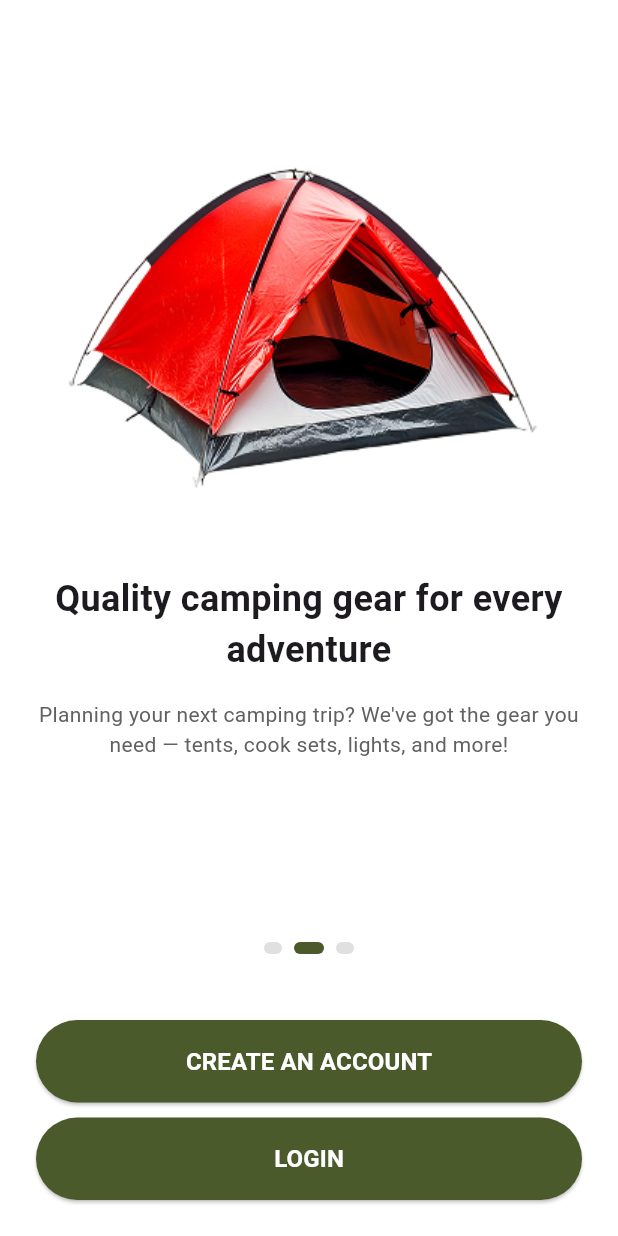
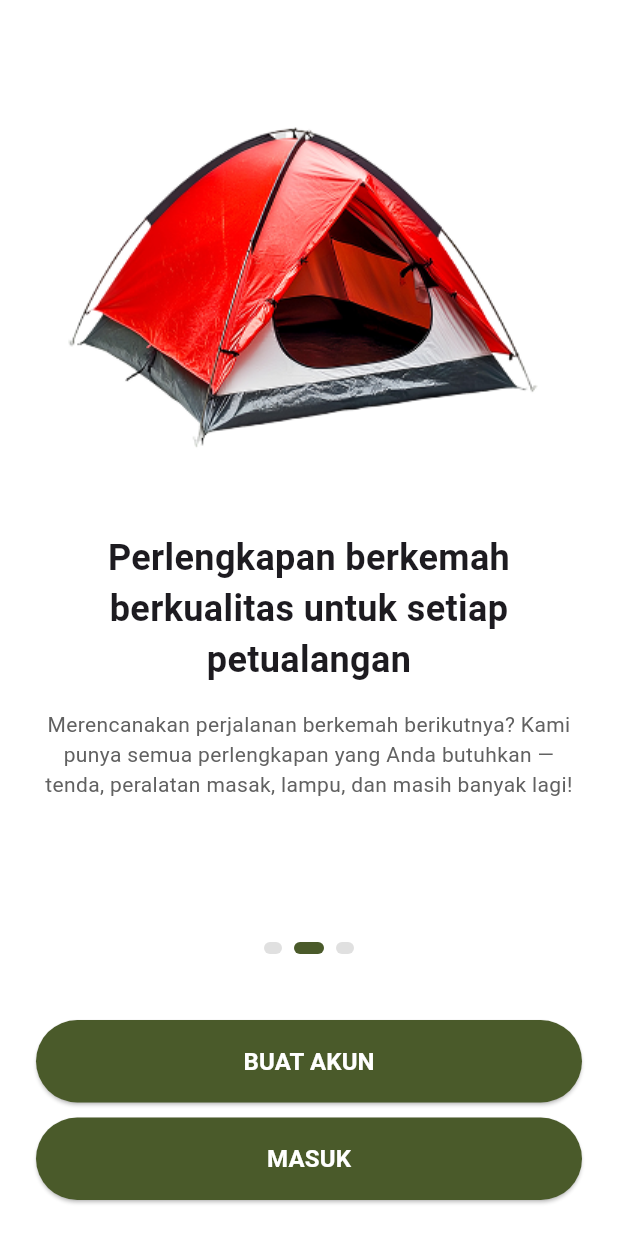
Before and after one commit to kiy4h/campedia, a Flutter app: the OnboardingScreen screen opened directly, swiped to page 2, on a phone screen of 412 x 824 dp. Run offline on Flutter 3.47's test engine with Material 3 defaults, Android fonts, the phone set to English and light mode, and no system bars; our stand-ins replace flutter_countdown_timer, flutter_map, font_awesome_flutter, google_fonts, latlong2, shared_preferences; accounts and stored records are empty; network calls fail.

Commit message:
Indo Ajam

```diff
--- a/lib/pages/beranda/home.dart
+++ b/lib/pages/beranda/home.dart
@@ -259,7 +259,7 @@ class HomePageState extends State<HomePage> {
               Expanded(
                 child: TextField(
                   decoration: const InputDecoration(
-                    hintText: 'Search camping gear...',
+                    hintText: 'Cari kebutuhan Kemah...',
                     border: InputBorder.none,
                   ),
                   // Navigasi ke halaman daftar semua item saat pencarian di-submit
@@ -278,7 +278,7 @@ class HomePageState extends State<HomePage> {
         const SizedBox(height: 16),
         // Widget Text untuk salam pagi
         Text(
-          'Good Morning',
+          'Selamat Datang',
           style: TextStyle(
             color: Colors.grey.shade600,
             fontSize: 14,
@@ -381,7 +381,7 @@ class HomePageState extends State<HomePage> {
                 crossAxisAlignment: CrossAxisAlignment.start,
                 children: [
                   Text(
-                    'Mountain Destinations',
+                    'Destinasi Gunung',
                     style: TextStyle(
                       color: Colors.white,
                       fontSize: 16,
@@ -389,7 +389,7 @@ class HomePageState extends State<HomePage> {
                     ),
                   ),
                   Text(
-                    'Explore gear for specific mountains',
+                    'Jelajahi perlengkapan untuk pegunungan tertentu',
                     style: TextStyle(color: Colors.white70, fontSize: 12),
                   ),
                 ],
@@ -416,7 +416,7 @@ class HomePageState extends State<HomePage> {
           children: [
             // Judul bagian
             const Text(
-              'Categories',
+              'Kategori',
               style: TextStyle(
                   fontSize: 20,
                   fontWeight: FontWeight.bold,
@@ -517,7 +517,7 @@ class HomePageState extends State<HomePage> {
       children: [
         // Judul bagian
         const Text(
-          'Trending Deals',
+          'Penawaran Terpopuler',
           style: TextStyle(
               fontSize: 18, fontWeight: FontWeight.bold, color: Colors.black87),
         ),
@@ -670,7 +670,7 @@ class HomePageState extends State<HomePage> {
         ),
         child: const Center(
           child: Text(
-            'More',
+            'Lihat Lainnya',
             style: TextStyle(
                 color: Colors.white, fontSize: 16, fontWeight: FontWeight.bold),
           ),
--- a/lib/pages/beranda/notification.dart
+++ b/lib/pages/beranda/notification.dart
@@ -270,7 +270,7 @@ class NotificationPageState extends State<NotificationPage> {
     return Scaffold(
       appBar: AppBar(
         title: const Text(
-          "Notifications",
+          "Notifikasi",
           style: TextStyle(
             color: Colors.black,
             fontWeight: FontWeight.bold,
--- a/lib/pages/beranda/recommendedGearTrip.dart
+++ b/lib/pages/beranda/recommendedGearTrip.dart
@@ -35,7 +35,7 @@ class GunungDestinationPageState extends State<GunungDestinationPage> {
   Widget build(BuildContext context) {
     return Scaffold(
       appBar: AppBar(
-        title: const Text('Mountain Destinations'),
+        title: const Text('Destinasi Pegunungan'),
         backgroundColor: Colors.white,
         elevation: 0,
         foregroundColor: Colors.black,
@@ -63,7 +63,7 @@ class GunungDestinationPageState extends State<GunungDestinationPage> {
 
           if (gunungProvider.gunungList.isEmpty) {
             return const Center(
-              child: Text('No mountains available'),
+              child: Text('Tidak ada pegunungan yang tersedia'),
             );
           }
 
@@ -160,7 +160,7 @@ class GunungDestinationPageState extends State<GunungDestinationPage> {
                           size: 16, color: Colors.green[700]),
                       const SizedBox(width: 4),
                       Text(
-                        "${gunung.barangList.length} Items Available",
+                        "${gunung.barangList.length} Item Tersedia",
                         style: TextStyle(
                           color: Colors.green[700],
                           fontWeight: FontWeight.bold,
@@ -175,7 +175,7 @@ class GunungDestinationPageState extends State<GunungDestinationPage> {
                 // Available Items Grid
                 if (gunung.barangList.isNotEmpty) ...[
                   const Text(
-                    'Available Gear:',
+                    'Perlengkapan Tersedia:',
                     style: TextStyle(fontWeight: FontWeight.bold),
                   ),
                   const SizedBox(height: 8),
--- a/lib/pages/intro/account/forgotPassword.dart
+++ b/lib/pages/intro/account/forgotPassword.dart
@@ -57,7 +57,7 @@ class ForgotPasswordState extends State<ForgotPassword> {
                   crossAxisAlignment: CrossAxisAlignment.start, // Teks rata kiri
                   children: [
                     const Text(
-                      'Forgot Password?', // Judul halaman
+                      'Lupa Kata Sandi?', // Judul halaman
                       style: TextStyle(
                         fontSize: 26,
                         fontWeight: FontWeight.bold,
@@ -65,7 +65,7 @@ class ForgotPasswordState extends State<ForgotPassword> {
                     ),
                     const SizedBox(height: 8),
                     const Text(
-                      'Enter your email address below and we\'ll send you a link to reset your password.',
+                      'Masukkan alamat email Anda di bawah ini dan kami akan mengirimkan tautan untuk mengatur ulang kata sandi Anda.',
                       // Penjelasan singkat untuk user
                       style: TextStyle(
                         fontSize: 16,
@@ -76,7 +76,7 @@ class ForgotPasswordState extends State<ForgotPassword> {
                     TextField(
                       controller: _emailController, // Menghubungkan input dengan controller
                       decoration: InputDecoration(
-                        hintText: 'Enter your email', // Teks placeholder
+                        hintText: 'Masukkan email Anda', // Teks placeholder
                         border: OutlineInputBorder(
                           borderRadius: BorderRadius.circular(20), // Border dengan ujung melengkung
                         ),
@@ -110,7 +110,7 @@ class ForgotPasswordState extends State<ForgotPassword> {
                           });
                         },
                         child: const Text(
-                          'SEND RESET LINK', // Teks pada tombol
+                          'KIRIM LINK PERBARUAN PASSWORD', // Teks pada tombol
                           style: TextStyle(
                             fontWeight: FontWeight.bold,
                             fontSize: 16,
@@ -126,7 +126,7 @@ class ForgotPasswordState extends State<ForgotPassword> {
                           Navigator.pop(context); // Kembali ke halaman login
                         },
                         child: const Text(
-                          'Back to Login', // Teks tombol untuk kembali
+                          'Kembali ke Halaman Masuk', // Teks tombol untuk kembali
                           style: TextStyle(
                             color: Color(0xFF566D3D), // Warna teks hijau
                             fontWeight: FontWeight.bold,
--- a/lib/pages/intro/account/register.dart
+++ b/lib/pages/intro/account/register.dart
@@ -120,7 +120,7 @@ class RegisterState extends State<Register> {
                     crossAxisAlignment: CrossAxisAlignment.start,
                     children: [
                       const Text(
-                        'Create your account',
+                        'Buat Akun Anda',
                         style: TextStyle(
                             fontSize: 24, fontWeight: FontWeight.bold),
                       ),
@@ -131,7 +131,7 @@ class RegisterState extends State<Register> {
                             child: TextFormField(
                               controller: _firstNameController,
                               decoration: InputDecoration(
-                                hintText: 'First Name',
+                                hintText: 'Nama Depan',
                                 border: OutlineInputBorder(
                                   borderRadius: BorderRadius.circular(20),
                                 ),
@@ -151,7 +151,7 @@ class RegisterState extends State<Register> {
                             child: TextFormField(
                               controller: _lastNameController,
                               decoration: InputDecoration(
-                                hintText: 'Last Name',
+                                hintText: 'Nama Belakang',
                                 border: OutlineInputBorder(
                                   borderRadius: BorderRadius.circular(20),
                                 ),
@@ -160,7 +160,7 @@ class RegisterState extends State<Register> {
                               ),
                               validator: (value) {
                                 if (value == null || value.isEmpty) {
-                                  return 'Please enter your last name';
+                                  return 'Silakan masukkan nama belakang Anda';
                                 }
                                 return null;
                               },
@@ -215,10 +215,10 @@ class RegisterState extends State<Register> {
                         ),
                         validator: (value) {
                           if (value == null || value.isEmpty) {
-                            return 'Please enter your password';
+                            return 'Silakan masukkan kata sandi Anda';
                           }
                           if (value.length < 6) {
-                            return 'Password must be at least 6 characters';
+                            return 'Kata sandi harus terdiri dari minimal 6 karakter';
                           }
                           return null;
                         },
@@ -238,11 +238,11 @@ class RegisterState extends State<Register> {
                           Expanded(
                             child: RichText(
                               text: TextSpan(
-                                text: 'By tapping Sign up you accept all ',
+                                text: 'Dengan mengetuk Daftar, Anda menyetujui semua ',
                                 style: const TextStyle(color: Colors.black54),
                                 children: [
                                   TextSpan(
-                                    text: 'terms',
+                                    text: 'syarat',
                                     style: const TextStyle(
                                       color: Colors.black,
                                       fontWeight: FontWeight.bold,
@@ -258,9 +258,9 @@ class RegisterState extends State<Register> {
                                         );
                                       },
                                   ),
-                                  const TextSpan(text: ' and '),
+                                  const TextSpan(text: ' dan '),
                                   TextSpan(
-                                    text: 'conditions',
+                                    text: 'ketentuan',
                                     style: const TextStyle(
                                       color: Colors.black,
                                       fontWeight: FontWeight.bold,
@@ -303,7 +303,7 @@ class RegisterState extends State<Register> {
                                   ? const CircularProgressIndicator(
                                       color: Colors.white)
                                   : const Text(
-                                      'CREATE AN ACCOUNT',
+                                      'BUAT AKUN',
                                       style: TextStyle(
                                         fontWeight: FontWeight.bold,
                                         fontSize: 16,
--- a/lib/pages/intro/account/signin.dart
+++ b/lib/pages/intro/account/signin.dart
@@ -96,7 +96,7 @@ class SignInState extends State<SignIn> {
                     crossAxisAlignment: CrossAxisAlignment.start,
                     children: [
                       Text(
-                        'Sign In to your account',
+                        'Masuk ke akun Anda',
                         style: TextStyle(
                           fontSize: 24,
                           fontWeight: FontWeight.bold,
@@ -162,7 +162,7 @@ class SignInState extends State<SignIn> {
                         text: TextSpan(
                           style: const TextStyle(color: Colors.black54),
                           children: [
-                            const TextSpan(text: 'Forgot your password? '),
+                            const TextSpan(text: 'Lupa kata sandi Anda? '),
                             WidgetSpan(
                               child: GestureDetector(
                                 onTap: () {
@@ -174,7 +174,7 @@ class SignInState extends State<SignIn> {
                                   );
                                 },
                                 child: Text(
-                                  'Reset here',
+                                  'Atur ulang di sini',
                                   style: const TextStyle(
                                     color: Color(0xFF566D3D),
                                     fontWeight: FontWeight.bold,
@@ -206,7 +206,7 @@ class SignInState extends State<SignIn> {
                                   ? const CircularProgressIndicator(
                                       color: Colors.white)
                                   : const Text(
-                                      'SIGN IN',
+                                      'MASUK',
                                       style: TextStyle(
                                         fontWeight: FontWeight.bold,
                                         fontSize: 16,
--- a/lib/pages/intro/account/termAndCondition.dart
+++ b/lib/pages/intro/account/termAndCondition.dart
@@ -8,7 +8,7 @@ class TermsConditionPage extends StatelessWidget {
     return Scaffold(
       backgroundColor: const Color(0xFFF5F9F1),
       appBar: AppBar(
-        title: const Text('Terms & Conditions'),
+        title: const Text('Syarat & Ketentuan'),
         backgroundColor: const Color(0xFF566D3D),
         foregroundColor: Colors.white,
         centerTitle: true,
@@ -19,28 +19,32 @@ class TermsConditionPage extends StatelessWidget {
           child: Column(
             crossAxisAlignment: CrossAxisAlignment.start,
             children: [
-              sectionHeader(Icons.gavel, 'Terms'),
+              sectionHeader(Icons.gavel, 'Syarat'),
               const SizedBox(height: 12),
-              termPoint('Users must be at least 18 years old to create an account.'),
-              termPoint('All information provided must be accurate and up-to-date.'),
-              termPoint('Users agree not to misuse the app for illegal activities.'),
-              termPoint('We may update our terms at any time with prior notice.'),
+              termPoint('Pengguna harus berusia minimal 18 tahun untuk membuat akun.'),
+              termPoint('Semua informasi yang diberikan harus akurat dan terkini.'),
+              termPoint('Pengguna setuju untuk tidak menyalahgunakan aplikasi untuk aktivitas ilegal.'),
+              termPoint('Kami dapat memperbarui syarat kapan saja dengan pemberitahuan sebelumnya.'),
               const SizedBox(height: 24),
               Divider(color: Colors.grey.shade400, thickness: 1),
               const SizedBox(height: 24),
-              sectionHeader(Icons.verified_user, 'Conditions'),
+              sectionHeader(Icons.verified_user, 'Ketentuan'),
               const SizedBox(height: 12),
-              termPoint('Your data will be stored securely and only used within the app context.'),
-              termPoint('You agree to receive important updates related to your account.'),
-              termPoint('If you violate any terms, your account may be suspended or removed.'),
-              termPoint('Continued use of the app signifies acceptance of these conditions.'),
+              termPoint('Data Anda akan disimpan dengan aman dan hanya digunakan dalam konteks aplikasi.'),
+              termPoint('Anda setuju untuk menerima pembaruan penting terkait akun Anda.'),
+              termPoint('Jika melanggar syarat, akun Anda dapat ditangguhkan atau dihapus.'),
+              termPoint('Penggunaan aplikasi secara berkelanjutan berarti Anda menerima ketentuan ini.'),
               const SizedBox(height: 40),
-             Center(
+              Center(
                 child: ElevatedButton.icon(
                   onPressed: () => Navigator.pop(context),
-                  label: const Text('Understand and Accept'),
+                  icon: const Icon(Icons.check_circle_outline, color: Color(0xFF566D3D)),
+                  label: const Text(
+                    'Saya Mengerti dan Menyetujui',
+                    style: TextStyle(color: Color(0xFF566D3D)),
+                  ),
                   style: ElevatedButton.styleFrom(
-                    backgroundColor: const Color.fromARGB(255, 224, 223, 223),
+                    backgroundColor: const Color(0xFFE0DFDF),
                     padding: const EdgeInsets.symmetric(horizontal: 24, vertical: 12),
                     shape: RoundedRectangleBorder(borderRadius: BorderRadius.circular(20)),
                   ),
--- a/lib/pages/intro/animation/onboarding.dart
+++ b/lib/pages/intro/animation/onboarding.dart
@@ -50,25 +50,25 @@ class OnboardingScreenState extends State<OnboardingScreen> {
   final List<OnboardingPage> _pages = [
     OnboardingPage(
       image: 'images/assets_OnBoarding0/kompas_bg.png',
-      title: 'Welcome to Campedia',
-      subtitle: 'Your Ultimate Camping Companion',
+      title: 'Selamat Datang di Campedia',
+      subtitle: 'Teman Berkemah Terbaik Anda',
       description:
           'Sewa perlengkapan kemah terbaik, dari tenda hingga kompor. Berkemah jadi mudah dan seru bersama Campedia',
       backgroundColor: Colors.white,
     ),
     OnboardingPage(
       image: 'images/assets_OnBoarding0/tenda_bg.png',
-      title: 'Quality camping gear for every adventure',
+      title: 'Perlengkapan berkemah berkualitas untuk setiap petualangan',
       subtitle: '', // Subtitle kosong untuk halaman ini.
       description:
-          'Planning your next camping trip? We\'ve got the gear you need — tents, cook sets, lights, and more!',
+          'Merencanakan perjalanan berkemah berikutnya? Kami punya semua perlengkapan yang Anda butuhkan — tenda, peralatan masak, lampu, dan masih banyak lagi!',
       backgroundColor: Colors.white,
     ),
     OnboardingPage(
       image: 'images/assets_OnBoarding0/onboarding4image.png',
-      title: 'Efficient, In-Store Pickup for Your Camping Rentals',
+      title: 'Layanan Pengambilan di Toko yang Efisien untuk Sewa Perlengkapan Berkemah Anda',
       subtitle:
-          'Simply reserve online and pick up your equipment at our store at your convenience.',
+          'Cukup pesan secara online dan ambil perlengkapan Anda di toko kami sesuai kenyamanan Anda.',
       description: '', // Deskripsi kosong untuk halaman ini.
       backgroundColor: Colors.white,
     ),
@@ -262,7 +262,7 @@ class OnboardingScreenState extends State<OnboardingScreen> {
                        * - Gaya teks dengan ukuran 16, warna putih, dan tebal.
                        */
                       child: const Text(
-                        'CREATE AN ACCOUNT',
+                        'BUAT AKUN',
                         style: TextStyle(
                           fontSize: 16,
                           color: Colors.white,
@@ -306,7 +306,7 @@ class OnboardingScreenState extends State<OnboardingScreen> {
                        * - Gaya teks dengan ukuran 16, warna putih, dan tebal.
                        */
                       child: const Text(
-                        'LOGIN',
+                        'MASUK',
                         style: TextStyle(
                           fontSize: 16,
                           color: Colors.white,
```
Also changed, not shown: lib/pages/all_items/allListItem.dart (+7 -7 lines), lib/pages/detail_items/detailItem.dart (+11 -11 lines), lib/pages/shopping/cart/date_selection_dialog.dart (+9 -9 lines), lib/pages/shopping/cart/shoping.dart (+13 -13 lines), lib/pages/shopping/payment_data/checkout.dart (+12 -12 lines), pubspec.lock.
